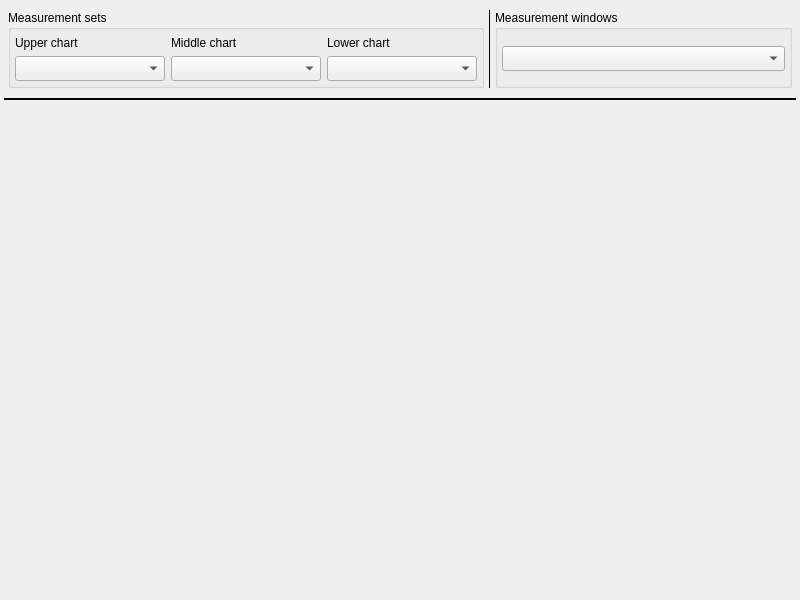
mworion/MountWizzard4, file mw4/gui/widgets/measure.ui: the form before one commit.
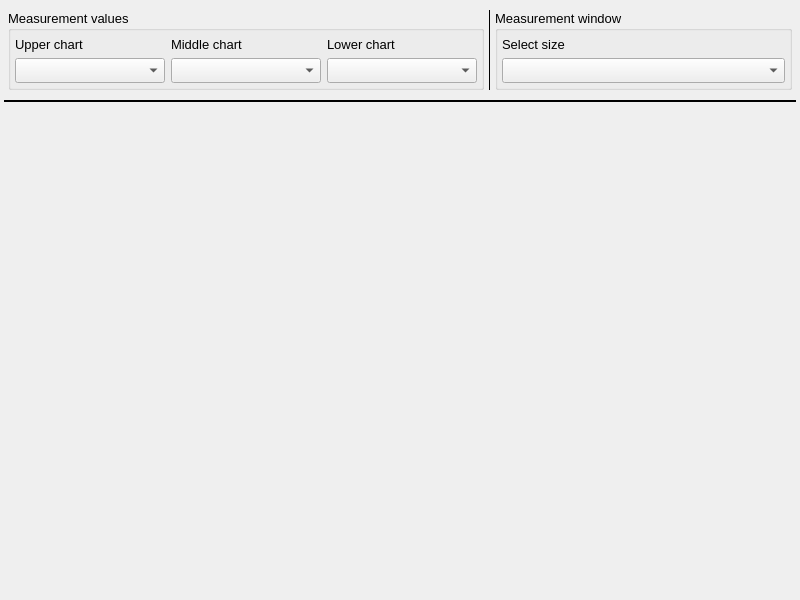
The form after the commit.

Commit message: gui refinements readybility

```diff
--- a/mw4/gui/widgets/measure.ui
+++ b/mw4/gui/widgets/measure.ui
@@ -43,6 +43,7 @@
   <property name="font">
    <font>
     <family>Arial</family>
+    <pointsize>10</pointsize>
    </font>
   </property>
   <property name="windowTitle">
@@ -84,7 +85,7 @@
      <item>
       <widget class="QGroupBox" name="measureGroup">
        <property name="title">
-        <string>Measurement sets</string>
+        <string>Measurement values</string>
        </property>
        <layout class="QGridLayout" name="gridLayout">
         <property name="leftMargin">
@@ -169,7 +170,7 @@
      <item>
       <widget class="QGroupBox" name="timeGroup">
        <property name="title">
-        <string>Measurement windows</string>
+        <string>Measurement window</string>
        </property>
        <layout class="QGridLayout" name="gridLayout_2">
         <property name="leftMargin">
@@ -184,7 +185,7 @@
         <property name="bottomMargin">
          <number>4</number>
         </property>
-        <item row="0" column="0">
+        <item row="1" column="0">
          <widget class="QComboBox" name="timeSet">
           <property name="minimumSize">
            <size>
@@ -194,6 +195,13 @@
           </property>
          </widget>
         </item>
+        <item row="0" column="0">
+         <widget class="QLabel" name="label_4">
+          <property name="text">
+           <string>Select size</string>
+          </property>
+         </widget>
+        </item>
        </layout>
       </widget>
      </item>
```
The commit also changes 2 other files.
